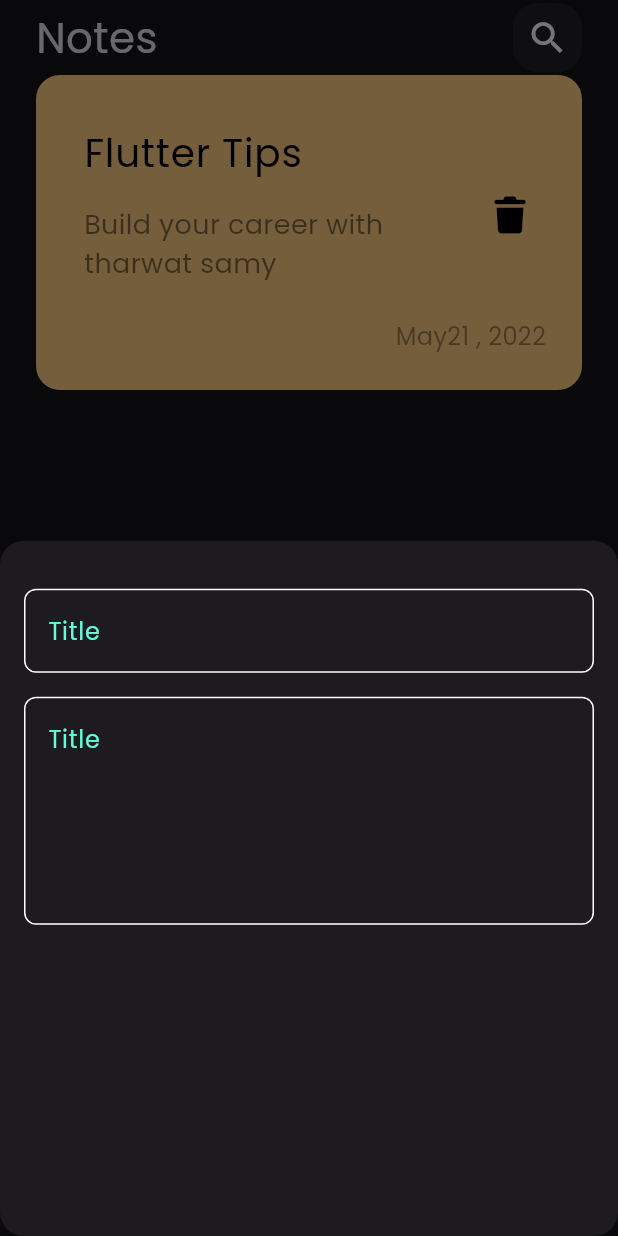
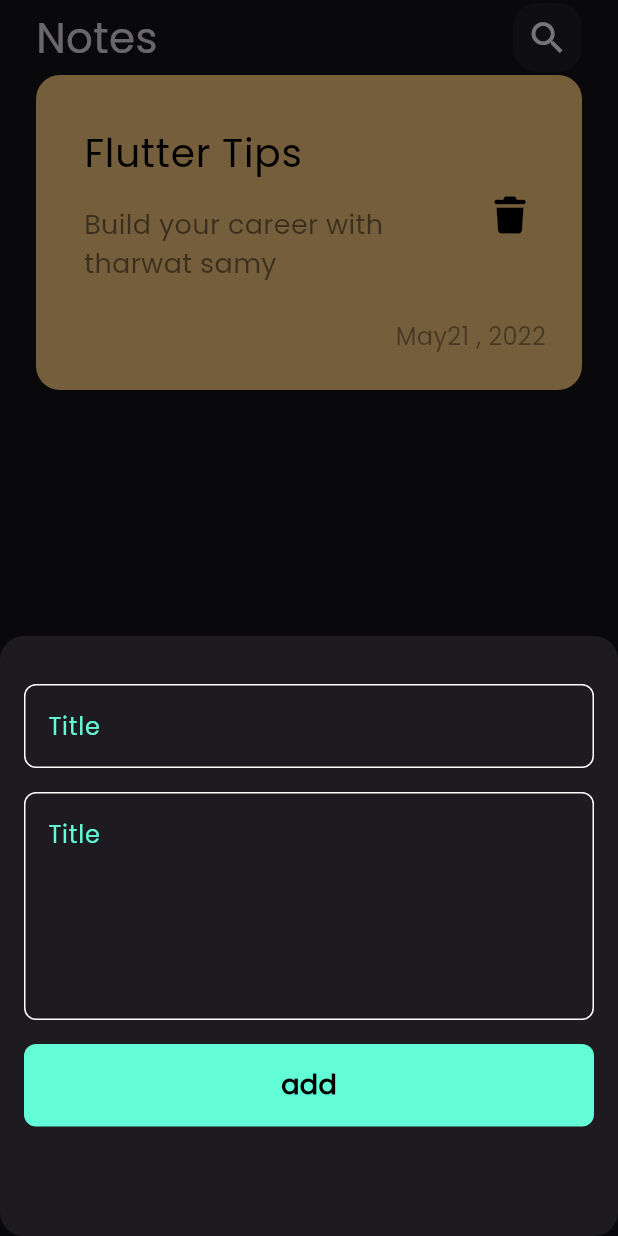
Before and after one commit to renad99200/notes_app, a Flutter app: the screen it shows after launch, after a tap on the "add" icon, on a phone screen of 412 x 824 dp. Run offline on Flutter 3.47's test engine with Material 3 defaults, Android fonts, the phone set to English and light mode, and no system bars; our stand-ins replace font_awesome_flutter.

Commit message:
finish notes button sheet

```diff
--- a/lib/views/widgets/add_notebottusheet.dart
+++ b/lib/views/widgets/add_notebottusheet.dart
@@ -1,5 +1,8 @@
 import 'package:flutter/cupertino.dart';
+import 'package:flutter/material.dart';
+import 'package:tharwatsamynoteapp/constants.dart';
 
+import 'custom_button.dart';
 import 'custom_text_field.dart';
 
 class AddNoteButtomSheet extends StatelessWidget {
@@ -9,6 +12,9 @@ class AddNoteButtomSheet extends StatelessWidget {
   Widget build(BuildContext context) {
     return Padding(
       padding: const EdgeInsets.symmetric(horizontal: 16),
+      child: Container(
+        height: 400,
+        child: SingleChildScrollView(
           child: Column(
             children:const [
               SizedBox(height: 32,),
@@ -16,9 +22,14 @@ class AddNoteButtomSheet extends StatelessWidget {
               SizedBox(height: 16,),
 
               CustomTextField(hint: 'content',
-          maxLines: 5,)
+              maxLines: 5,),
+              SizedBox(height: 16,),
+
+              CustomButton()
 
             ],
+          ),
+        ),
       ),
     );
   }
--- /dev/null
+++ b/lib/views/widgets/custom_button.dart
@@ -0,0 +1,27 @@
+import 'package:flutter/cupertino.dart';
+import 'package:flutter/material.dart';
+
+import '../../constants.dart';
+
+class CustomButton extends StatelessWidget {
+  const CustomButton({super.key});
+
+  @override
+  Widget build(BuildContext context) {
+    return Container(
+      width: MediaQuery.of(context).size.width,
+      height: 55,
+      decoration: BoxDecoration(
+          color: KPrimaryColor,
+          borderRadius: BorderRadius.circular(8)
+      ),
+      child:const Center(
+        child: Text("add",style: TextStyle(
+            color: Colors.black,
+            fontSize: 18,
+            fontWeight: FontWeight.bold
+        ),),
+      ),
+    );
+  }
+}
```
Lines whose indentation alone changed are shown as unchanged.
